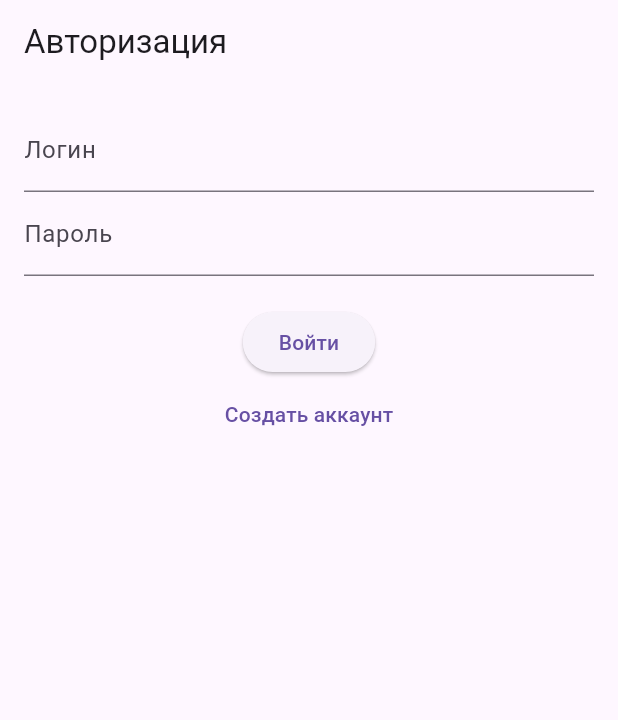
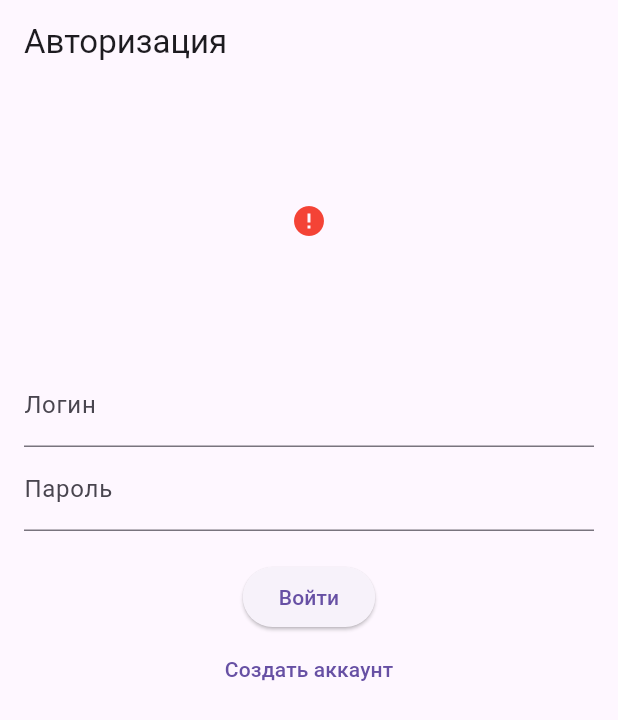
Before and after one commit to Ramazanova-pea/idef0_app, a Flutter app: the screen it shows after launch, on a phone screen of 412 x 824 dp. Shown: the top 720 px of the screen. Run offline on Flutter 3.47's test engine with Material 3 defaults, Android fonts, the phone set to English and light mode, and no system bars; drawn by our look-alikes of cached_network_image; network calls fail.

Commit message:
Изображение для окна авторизации

```diff
--- a/lib/features/auth/presentation/login_screen.dart
+++ b/lib/features/auth/presentation/login_screen.dart
@@ -1,4 +1,5 @@
 import 'package:flutter/material.dart';
+import 'package:cached_network_image/cached_network_image.dart';
 
 class AuthScreen extends StatefulWidget {
   final void Function(String login, String password) onLogin;
@@ -25,6 +26,19 @@ class _AuthScreenState extends State<AuthScreen> {
           key: _formKey,
           child: Column(
             children: [
+              CachedNetworkImage(
+                imageUrl:
+                'https://cdn-icons-png.flaticon.com/512/11218/11218238.png',
+                height: 150,
+                fit: BoxFit.cover,
+                placeholder: (context, url) =>
+                const CircularProgressIndicator(), // пока грузится
+                errorWidget: (context, url, error) =>
+                const Icon(Icons.error, color: Colors.red), // если ошибка
+              ),
+
+              const SizedBox(height: 20),
+
               TextFormField(
                 controller: _loginController,
                 decoration: const InputDecoration(labelText: 'Логин'),
```
